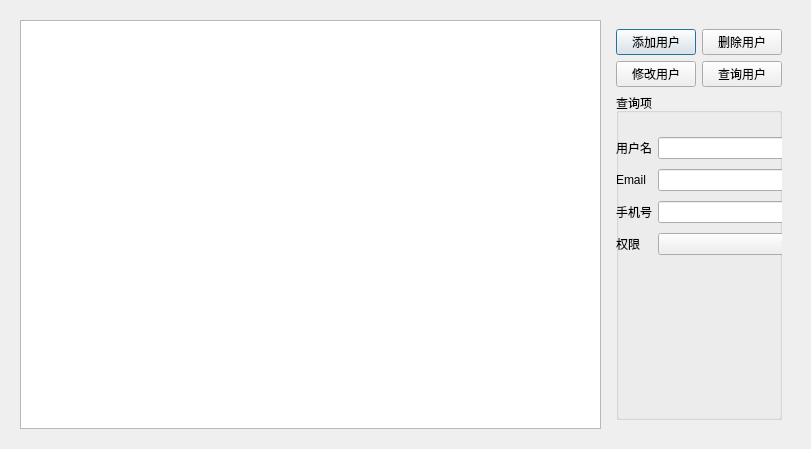
WooodHead/labelling3, file usermanagement.ui: the form before one commit.
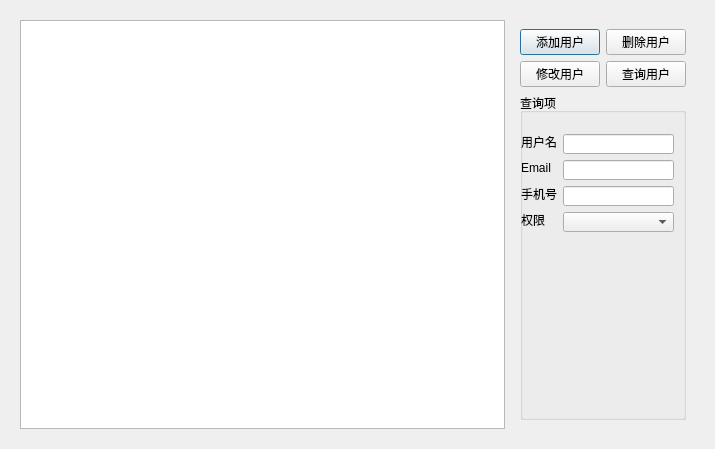
The form after the commit.

Patch:
```diff
--- a/usermanagement.ui
+++ b/usermanagement.ui
@@ -6,7 +6,7 @@
    <rect>
     <x>0</x>
     <y>0</y>
-    <width>811</width>
+    <width>715</width>
     <height>449</height>
    </rect>
   </property>
@@ -31,8 +31,8 @@
        <widget class="QWidget" name="widget_2" native="true">
         <layout class="QHBoxLayout" name="horizontalLayout">
          <item>
-          <layout class="QGridLayout" name="gridLayout_3">
-           <item row="0" column="0">
+          <layout class="QVBoxLayout" name="verticalLayout">
+           <item>
             <layout class="QGridLayout" name="gridLayout_2">
              <item row="0" column="0">
               <widget class="QPushButton" name="_addUser">
@@ -64,7 +64,7 @@
              </item>
             </layout>
            </item>
-           <item row="1" column="0">
+           <item>
             <widget class="QGroupBox" name="groupBox">
              <property name="minimumSize">
               <size>
@@ -75,57 +75,97 @@
              <property name="title">
               <string>查询项</string>
              </property>
-             <widget class="QWidget" name="layoutWidget">
+             <widget class="QLineEdit" name="_editEmail">
               <property name="geometry">
                <rect>
-                <x>0</x>
-                <y>40</y>
-                <width>181</width>
-                <height>128</height>
+                <x>43</x>
+                <y>67</y>
+                <width>111</width>
+                <height>20</height>
                </rect>
               </property>
-              <layout class="QGridLayout" name="gridLayout">
-               <item row="3" column="0">
-                <widget class="QLabel" name="label_3">
-                 <property name="text">
-                  <string>手机号</string>
-                 </property>
-                </widget>
-               </item>
-               <item row="4" column="0">
+             </widget>
                 <widget class="QLabel" name="label_4">
+              <property name="geometry">
+               <rect>
+                <x>1</x>
+                <y>119</y>
+                <width>24</width>
+                <height>16</height>
+               </rect>
+              </property>
                  <property name="text">
                   <string>权限</string>
                  </property>
                 </widget>
-               </item>
-               <item row="1" column="1">
-                <widget class="QLineEdit" name="_editEmail"/>
-               </item>
-               <item row="0" column="0">
+             <widget class="QComboBox" name="_authorityCombo">
+              <property name="geometry">
+               <rect>
+                <x>43</x>
+                <y>119</y>
+                <width>111</width>
+                <height>20</height>
+               </rect>
+              </property>
+             </widget>
+             <widget class="QLabel" name="label_3">
+              <property name="geometry">
+               <rect>
+                <x>1</x>
+                <y>93</y>
+                <width>36</width>
+                <height>16</height>
+               </rect>
+              </property>
+              <property name="text">
+               <string>手机号</string>
+              </property>
+             </widget>
                 <widget class="QLabel" name="label_2">
+              <property name="geometry">
+               <rect>
+                <x>1</x>
+                <y>41</y>
+                <width>36</width>
+                <height>16</height>
+               </rect>
+              </property>
                  <property name="text">
                   <string>用户名</string>
                  </property>
                 </widget>
-               </item>
-               <item row="4" column="1">
-                <widget class="QComboBox" name="_authorityCombo"/>
-               </item>
-               <item row="1" column="0">
+             <widget class="QLineEdit" name="_editUsername">
+              <property name="geometry">
+               <rect>
+                <x>43</x>
+                <y>41</y>
+                <width>111</width>
+                <height>20</height>
+               </rect>
+              </property>
+             </widget>
                 <widget class="QLabel" name="label">
+              <property name="geometry">
+               <rect>
+                <x>1</x>
+                <y>67</y>
+                <width>30</width>
+                <height>16</height>
+               </rect>
+              </property>
                  <property name="text">
                   <string>Email</string>
                  </property>
                 </widget>
-               </item>
-               <item row="3" column="1">
-                <widget class="QLineEdit" name="_editPhone"/>
-               </item>
-               <item row="0" column="1">
-                <widget class="QLineEdit" name="_editUsername"/>
-               </item>
-              </layout>
+             <widget class="QLineEdit" name="_editPhone">
+              <property name="geometry">
+               <rect>
+                <x>43</x>
+                <y>93</y>
+                <width>111</width>
+                <height>20</height>
+               </rect>
+              </property>
              </widget>
             </widget>
            </item>
```
Left out of the diff: 3 changed lines with no effect on the pictures. Lines whose indentation alone changed are shown as unchanged.
